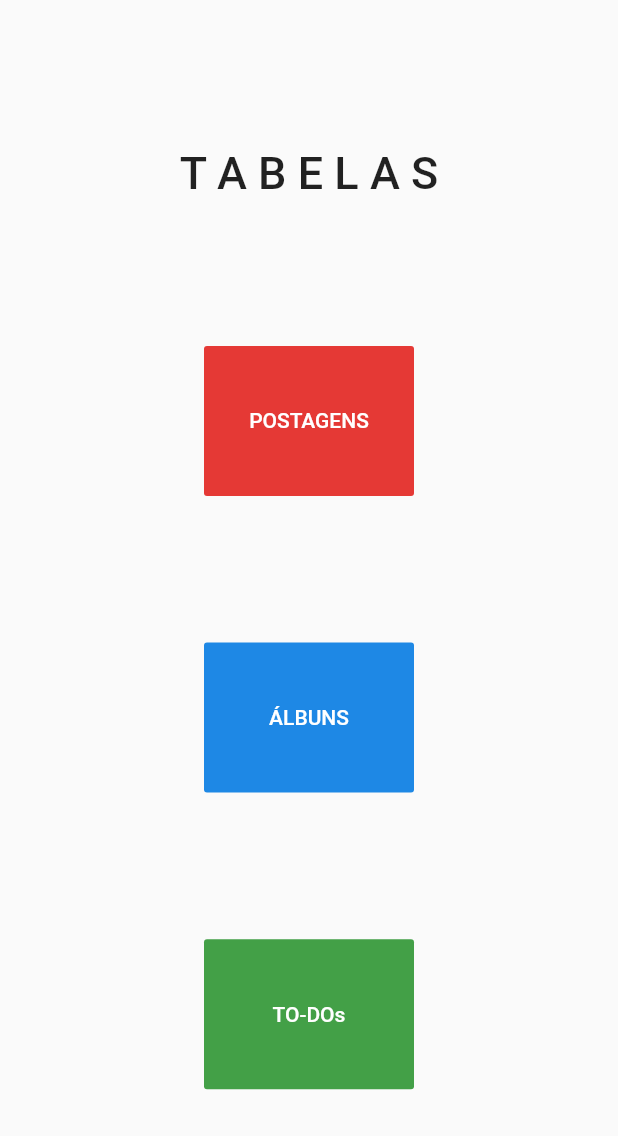
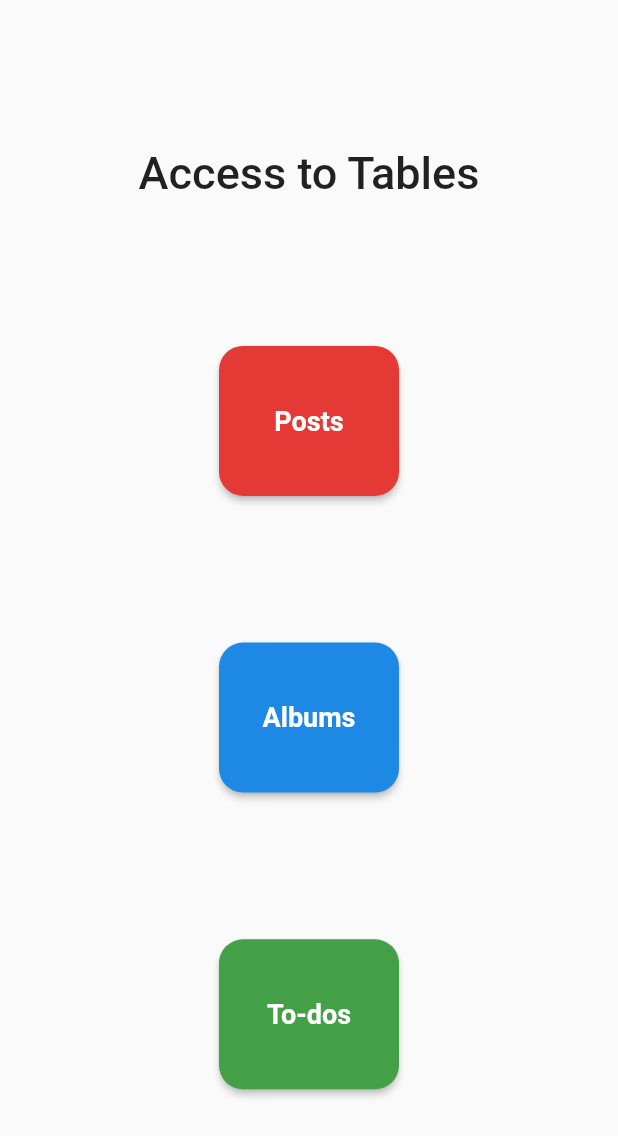
Before and after one commit to GuiPM001/desafio-padawans, a Flutter app: the screen it shows after launch, on a phone screen of 412 x 824 dp. Shown: the top 1136 px of the screen. Run offline on Flutter 3.47's test engine with Material 2 defaults, Android fonts, the phone set to English and light mode, and no system bars.

Commit message:
Finalizando app

```diff
--- /dev/null
+++ b/lib/components/button.dart
@@ -0,0 +1,25 @@
+import 'package:flutter/material.dart';
+
+class NavTableButton {
+  static button(Color colorButton, String buttonName, BuildContext context,
+      Widget openPage) {
+    return ElevatedButton(
+      style: ElevatedButton.styleFrom(
+        primary: colorButton,
+        onPrimary: Colors.white,
+        minimumSize: Size(120, 100),
+        shape: RoundedRectangleBorder(
+          borderRadius: BorderRadius.circular(16.0),
+        ),
+      ),
+      child: Text(
+        buttonName,
+        style: TextStyle(fontSize: 18, fontWeight: FontWeight.w700),
+      ),
+      onPressed: () {
+        Navigator.push(
+            context, MaterialPageRoute(builder: (context) => openPage));
+      },
+    );
+  }
+}
--- a/lib/main.dart
+++ b/lib/main.dart
@@ -1,7 +1,10 @@
 import 'package:flutter/material.dart';
-import 'albums.dart';
-import 'posts.dart';
-import 'todos.dart';
+import 'package:teste_framework/components/button.dart';
+
+import 'components/button.dart';
+import './containers/tables/albums.dart';
+import './containers/tables/posts.dart';
+import './containers/tables/todos.dart';
 
 void main() {
   runApp(MaterialApp(
@@ -24,53 +27,14 @@ class _HomeState extends State<Home> {
         child: Column(
           mainAxisAlignment: MainAxisAlignment.spaceEvenly,
           children: [
-            Text("T A B E L A S",
+            Text("Access to Tables",
                 style: TextStyle(fontSize: 30, fontWeight: FontWeight.w500)),
-            FlatButton(
-              color: Colors.red[600],
-              textColor: Colors.white,
-              height: 100,
-              minWidth: 140,
-              child: Text("POSTAGENS"),
-              onPressed: () {
-                Navigator.push(
-                  context,
-                  MaterialPageRoute(builder: (context) {
-                    return PostsTable();
-                  }),
-                );
-              },
-            ),
-            FlatButton(
-              color: Colors.blue[600],
-              textColor: Colors.white,
-              height: 100,
-              minWidth: 140,
-              child: Text("ÁLBUNS"),
-              onPressed: () {
-                Navigator.push(
-                  context,
-                  MaterialPageRoute(builder: (context) {
-                    return AlbumsTable();
-                  }),
-                );
-              },
-            ),
-            FlatButton(
-              color: Colors.green[600],
-              textColor: Colors.white,
-              height: 100,
-              minWidth: 140,
-              child: Text("TO-DOs"),
-              onPressed: () {
-                Navigator.push(
-                  context,
-                  MaterialPageRoute(builder: (context) {
-                    return ToDosTable();
-                  }),
-                );
-              },
-            ),
+            NavTableButton.button(
+                Colors.red[600], "Posts", context, PostsTable()),
+            NavTableButton.button(
+                Colors.blue[600], "Albums", context, AlbumsTable()),
+            NavTableButton.button(
+                Colors.green[600], "To-dos", context, ToDosTable()),
           ],
         ),
       ),
```
Also changed, not shown: lib/components/tableComponent.dart (renamed from lib/components/tableComponents.dart, +5 -5 lines), lib/containers/tables/albums.dart (renamed from lib/albums.dart, +13 -14 lines), lib/containers/tables/posts.dart (renamed from lib/posts.dart, +11 -12 lines), lib/containers/tables/todos.dart (renamed from lib/todos.dart, +18 -21 lines).
